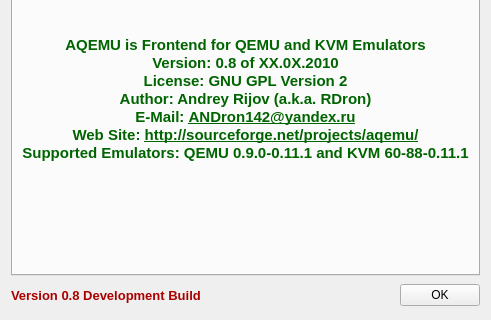
qunying/aqemu-old, file About_Window.ui: the form before one commit; both pictures show x 0 to 491 and y 245 to 565 of the 491 by 565 pixel window.
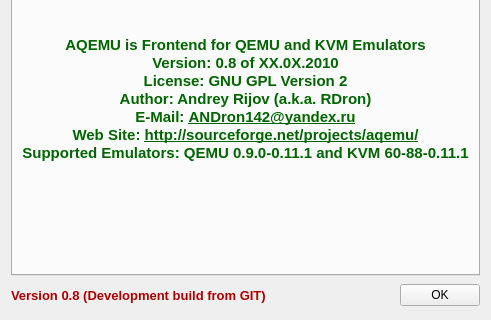
The form after the commit. Icons and pictures are not drawn.

Diff of the .ui file:
```diff
--- a/About_Window.ui
+++ b/About_Window.ui
@@ -355,7 +355,7 @@
 &lt;html>&lt;head>&lt;meta name="qrichtext" content="1" />&lt;style type="text/css">
 p, li { white-space: pre-wrap; }
 &lt;/style>&lt;/head>&lt;body style=" font-family:'Nimbus Sans L'; font-size:10pt; font-weight:400; font-style:normal;">
-&lt;p style=" margin-top:0px; margin-bottom:0px; margin-left:0px; margin-right:0px; -qt-block-indent:0; text-indent:0px;">&lt;span style=" font-weight:600; color:#aa0000;">Version 0.8 Development Build&lt;/span>&lt;/p>&lt;/body>&lt;/html></string>
+&lt;p style=" margin-top:0px; margin-bottom:0px; margin-left:0px; margin-right:0px; -qt-block-indent:0; text-indent:0px;">&lt;span style=" font-weight:600; color:#aa0000;">Version 0.8 (Development build from GIT)&lt;/span>&lt;/p>&lt;/body>&lt;/html></string>
        </property>
       </widget>
      </item>
```
